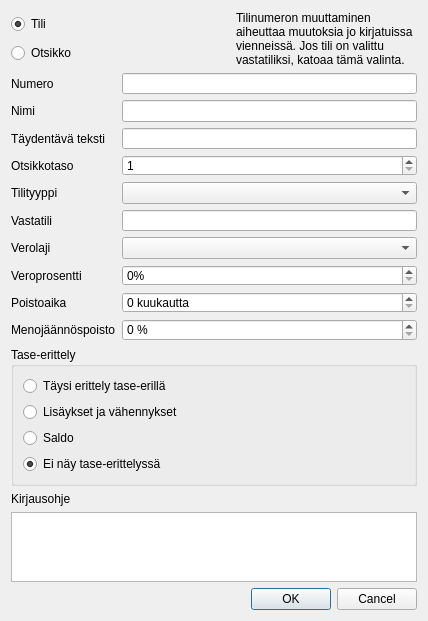
First picture: the form in kitupiikki/maaritys/tilinmuokkaus.ui, repository artoh/kitupiikki, before the edit.
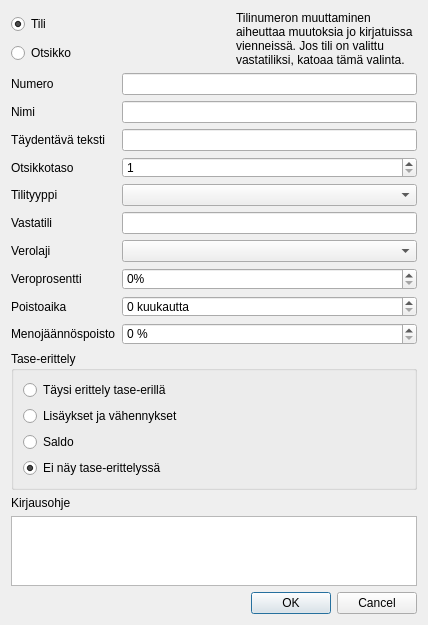
Second picture: the form after the edit. Icons and pictures are not drawn. Custom widgets are drawn as their Qt base class.

```diff
--- a/kitupiikki/maaritys/tilinmuokkaus.ui
+++ b/kitupiikki/maaritys/tilinmuokkaus.ui
@@ -7,7 +7,7 @@
     <x>0</x>
     <y>0</y>
     <width>428</width>
-    <height>609</height>
+    <height>625</height>
    </rect>
   </property>
   <property name="windowTitle">
```
Left out of the diff: 110 changed lines with no effect on the pictures.
